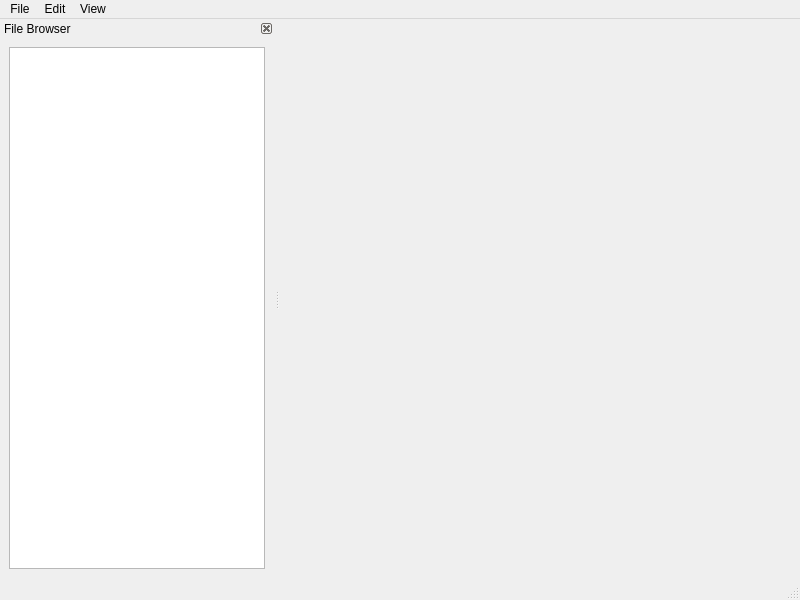
Before: the Qt Designer form src/mainwindow.ui in ohwgiles/aristed, drawn with Qt 5.
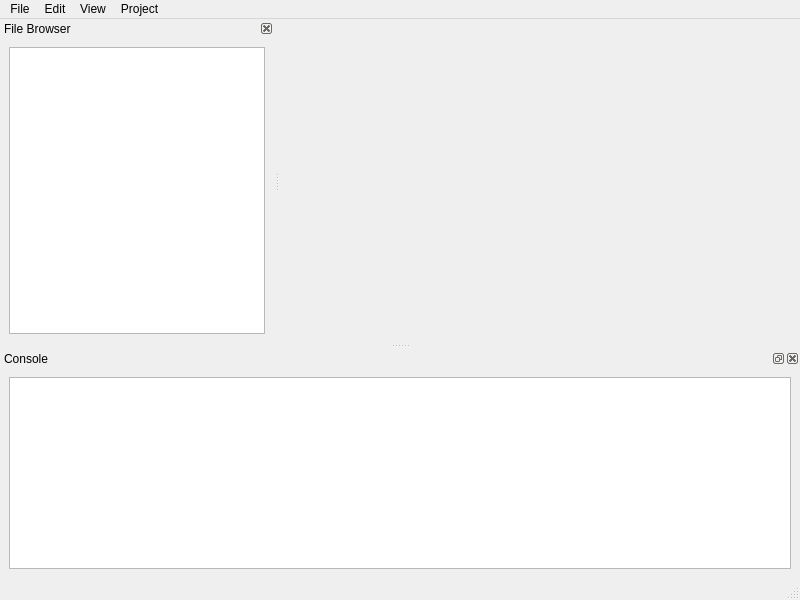
After: the same form once the commit is applied.

Patch:
```diff
--- a/src/mainwindow.ui
+++ b/src/mainwindow.ui
@@ -13,9 +13,7 @@
   <property name="windowTitle">
    <string>MainWindow</string>
   </property>
-  <widget class="QWidget" name="centralwidget">
-   <zorder>fileView</zorder>
-  </widget>
+  <widget class="QWidget" name="centralwidget"/>
   <widget class="QMenuBar" name="menubar">
    <property name="geometry">
     <rect>
@@ -63,9 +61,16 @@
     </property>
     <addaction name="actionShow_File_Manager"/>
    </widget>
+   <widget class="QMenu" name="menuProject">
+    <property name="title">
+     <string>Project</string>
+    </property>
+    <addaction name="actionBuild_Run"/>
+   </widget>
    <addaction name="menuFile"/>
    <addaction name="menuEdit"/>
    <addaction name="menuView"/>
+   <addaction name="menuProject"/>
   </widget>
   <widget class="QStatusBar" name="statusbar"/>
   <widget class="QDockWidget" name="fileTree">
@@ -89,6 +94,21 @@
     </layout>
    </widget>
   </widget>
+  <widget class="QDockWidget" name="console">
+   <property name="windowTitle">
+    <string>Console</string>
+   </property>
+   <attribute name="dockWidgetArea">
+    <number>8</number>
+   </attribute>
+   <widget class="QWidget" name="dockWidgetContents_3">
+    <layout class="QVBoxLayout" name="verticalLayout_2">
+     <item>
+      <widget class="QTextBrowser" name="consoleWindow"/>
+     </item>
+    </layout>
+   </widget>
+  </widget>
   <action name="actionNew">
    <property name="text">
     <string>New</string>
```
Left out of the diff: 8 changed lines with no effect on the pictures.
